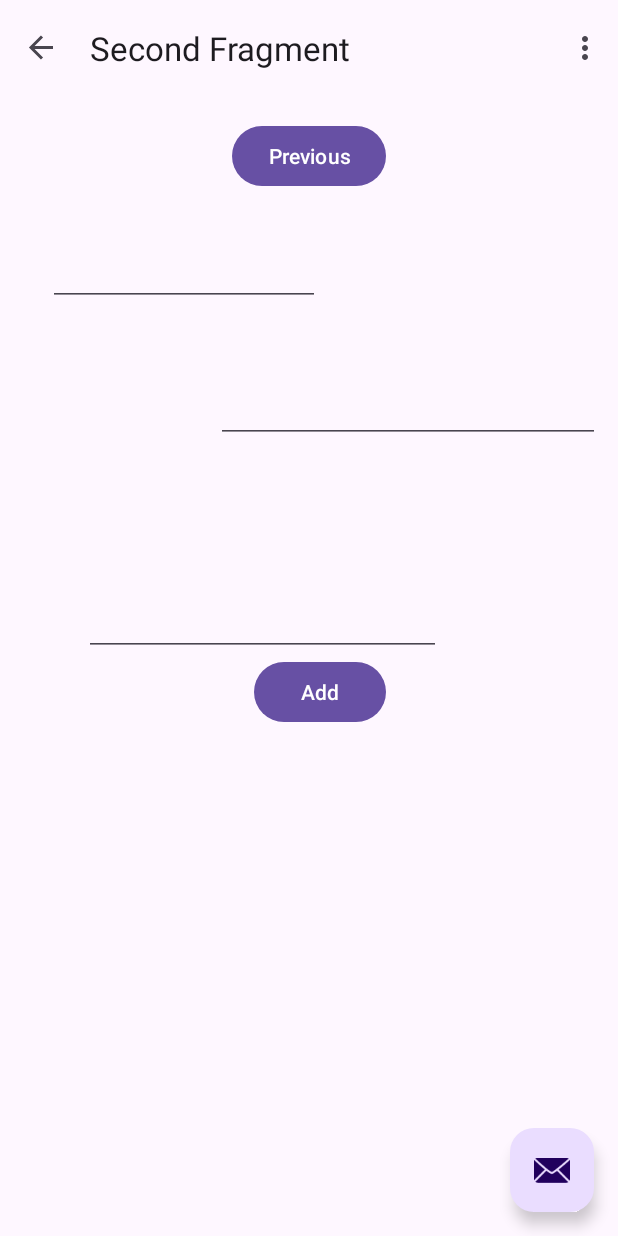
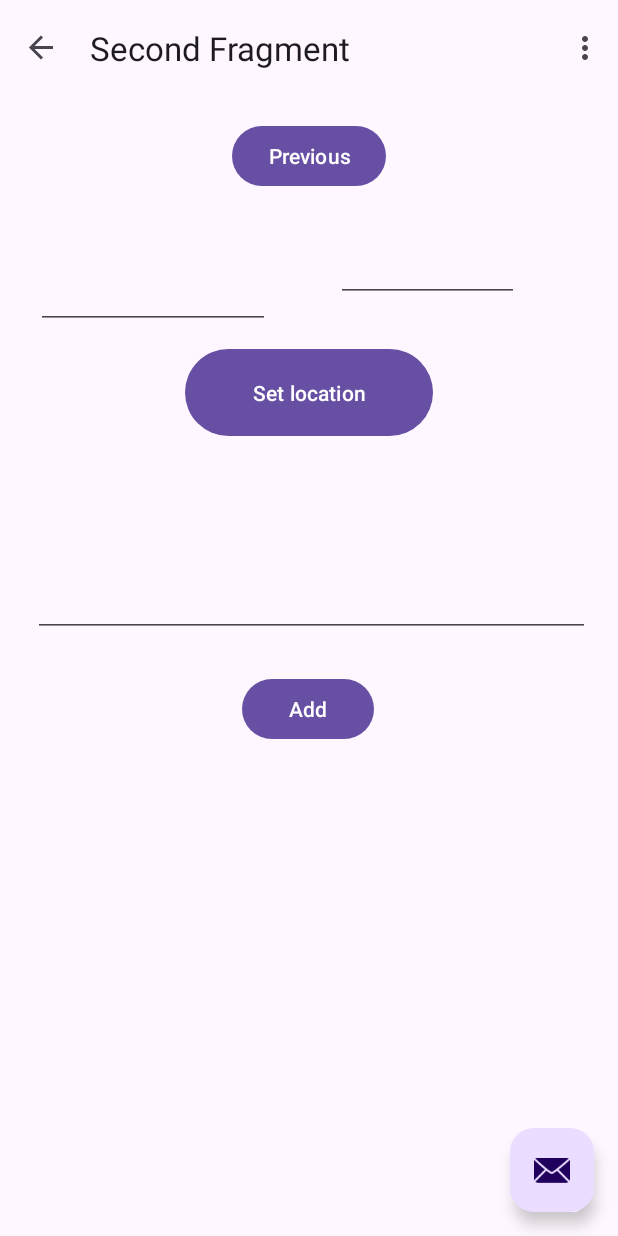
Before and after one commit to MykolaMuts/Kindness, an Android app: the SecondFragment screen opened through its navigation route, after a tap on "Add", on a phone screen of 412 x 824 dp. Run offline under Robolectric (Android 15) with nearby library versions, the phone set to English and light mode, and no system bars; our stand-ins replace Firebase (no records; nobody signed in at launch, a user with empty details on screens opened directly), navigation-ui.

Commit message:
Add Full Google Map

```diff
--- a/app/build.gradle.kts
+++ b/app/build.gradle.kts
@@ -46,5 +46,6 @@ dependencies {
     testImplementation("junit:junit:4.13.2")
     androidTestImplementation("androidx.test.ext:junit:1.1.5")
     androidTestImplementation("androidx.test.espresso:espresso-core:3.5.1")
-    implementation ("com.google.android.gms:play-services-maps:18.0.0")
+    implementation ("com.google.android.gms:play-services-maps:18.1.0")
+    implementation ("com.google.android.gms:play-services-location:21.0.1")
 }
--- a/app/src/main/AndroidManifest.xml
+++ b/app/src/main/AndroidManifest.xml
@@ -7,6 +7,8 @@
     <uses-permission android:name="android.permission.ACCESS_NETWORK_STATE" />
     <uses-permission android:name="android.permission.ACCESS_FINE_LOCATION" />
     <uses-permission android:name="android.permission.ACCESS_COARSE_LOCATION" />
+    <uses-permission android:name="com.google.android.providers.gsf.permission.READ_GSERVICES" />
+
 
     <application
         android:allowBackup="true"
--- a/app/src/main/java/com/project/SecondFragment.java
+++ b/app/src/main/java/com/project/SecondFragment.java
@@ -36,15 +36,12 @@ public class SecondFragment extends Fragment {
     public void onViewCreated(@NonNull View view, Bundle savedInstanceState) {
         super.onViewCreated(view, savedInstanceState);
 
-        eventTitleEditText = view.findViewById(R.id.pt_eventTitle);
-        eventDescriptionEditText = view.findViewById(R.id.pt_eventDescription);
-        eventTimeEditText = view.findViewById(R.id.pl_eventTime);
+        initializeViews(view);
 
         binding.buttonSecond.setOnClickListener(new View.OnClickListener() {
             @Override
             public void onClick(View view) {
-                NavHostFragment.findNavController(SecondFragment.this)
-                        .navigate(R.id.action_SecondFragment_to_FirstFragment);
+                navigateToFirstFragment();
             }
         });
 
@@ -52,6 +49,37 @@ public class SecondFragment extends Fragment {
         addButton.setOnClickListener(new View.OnClickListener() {
             @Override
             public void onClick(View view) {
+                addEventToFirebase();
+            }
+        });
+
+        // Add an OnClickListener to open the set_location.xml when the "Button" is clicked
+        Button locationButton = view.findViewById(R.id.button);
+        locationButton.setOnClickListener(new View.OnClickListener() {
+            @Override
+            public void onClick(View view) {
+                navigateToSetLocationFragment();
+            }
+
+            private void navigateToSetLocationFragment() {
+                NavHostFragment.findNavController(SecondFragment.this)
+                        .navigate(R.id.action_SecondFragment_to_setLocationFragment);
+            }
+        });
+    }
+
+    private void initializeViews(View view) {
+        eventTitleEditText = view.findViewById(R.id.pt_eventTitle);
+        eventDescriptionEditText = view.findViewById(R.id.pt_eventDescription);
+        eventTimeEditText = view.findViewById(R.id.pl_eventTime);
+    }
+
+    private void navigateToFirstFragment() {
+        NavHostFragment.findNavController(SecondFragment.this)
+                .navigate(R.id.action_SecondFragment_to_FirstFragment);
+    }
+
+    private void addEventToFirebase() {
         // Get the event details from the EditText fields
         String eventTitle = eventTitleEditText.getText().toString();
         String eventDescription = eventDescriptionEditText.getText().toString();
@@ -59,7 +87,7 @@ public class SecondFragment extends Fragment {
 
         // Check if any of the fields are empty
         if (eventTitle.isEmpty() || eventDescription.isEmpty() || eventTime.isEmpty()) {
-                    Toast.makeText(requireContext(), "Please fill in all fields", Toast.LENGTH_SHORT).show();
+            showToast("Please fill in all fields");
             return;
         }
 
@@ -76,13 +104,19 @@ public class SecondFragment extends Fragment {
         eventsRef.child(eventId).setValue(newEvent);
 
         // Clear the input fields
+        clearInputFields();
+
+        showToast("Event added to Firebase");
+    }
+
+    private void showToast(String message) {
+        Toast.makeText(requireContext(), message, Toast.LENGTH_SHORT).show();
+    }
+
+    private void clearInputFields() {
         eventTitleEditText.setText("");
         eventDescriptionEditText.setText("");
         eventTimeEditText.setText("");
-
-                Toast.makeText(requireContext(), "Event added to Firebase", Toast.LENGTH_SHORT).show();
-            }
-        });
     }
 
     @Override
--- a/app/src/main/res/layout/fragment_second.xml
+++ b/app/src/main/res/layout/fragment_second.xml
@@ -22,49 +22,70 @@
 
         <EditText
             android:id="@+id/pt_eventTitle"
-            android:layout_width="181dp"
-            android:layout_height="76dp"
-            android:layout_marginStart="16dp"
+            android:layout_width="156dp"
+            android:layout_height="71dp"
+            android:layout_marginStart="8dp"
+            android:layout_marginTop="20dp"
             android:ems="10"
             android:inputType="text"
             android:text="Name"
-            app:layout_constraintBottom_toTopOf="@+id/pt_eventDescription"
             app:layout_constraintStart_toStartOf="parent"
-            app:layout_constraintTop_toBottomOf="@+id/button_second"
-            app:layout_constraintVertical_bias="0.0" />
+            app:layout_constraintTop_toBottomOf="@+id/button_second" />
 
         <EditText
             android:id="@+id/pt_eventDescription"
-            android:layout_width="264dp"
-            android:layout_height="91dp"
-            android:layout_marginStart="128dp"
-            android:layout_marginBottom="4dp"
+            android:layout_width="371dp"
+            android:layout_height="121dp"
+            android:layout_marginStart="8dp"
+            android:layout_marginTop="84dp"
+            android:layout_marginEnd="8dp"
             android:ems="10"
             android:inputType="text"
-            android:text="Name"
-            app:layout_constraintBottom_toTopOf="@+id/pl_eventTime"
+            android:text="@string/description"
+            app:layout_constraintEnd_toEndOf="parent"
+            app:layout_constraintHorizontal_bias="0.333"
             app:layout_constraintStart_toStartOf="parent"
             app:layout_constraintTop_toBottomOf="@+id/pt_eventTitle" />
 
         <EditText
             android:id="@+id/pl_eventTime"
-            android:layout_width="238dp"
-            android:layout_height="110dp"
-            android:layout_marginStart="40dp"
-            android:layout_marginTop="32dp"
+            android:layout_width="122dp"
+            android:layout_height="73dp"
+            android:layout_marginStart="44dp"
+            android:layout_marginEnd="16dp"
+            android:layout_marginBottom="28dp"
             android:ems="10"
             android:inputType="text"
-            android:text="Name"
-            app:layout_constraintStart_toStartOf="parent"
-            app:layout_constraintTop_toBottomOf="@+id/pt_eventDescription" />
+            android:text="@string/add"
+            app:layout_constraintBottom_toTopOf="@+id/button"
+            app:layout_constraintEnd_toEndOf="parent"
+            app:layout_constraintHorizontal_bias="0.0"
+            app:layout_constraintStart_toEndOf="@+id/pt_eventTitle"
+            app:layout_constraintTop_toBottomOf="@+id/button_second"
+            app:layout_constraintVertical_bias="0.0" />
 
         <Button
             android:id="@+id/addButton"
             android:layout_width="wrap_content"
             android:layout_height="wrap_content"
+            android:layout_marginTop="24dp"
             android:text="@string/add"
             app:layout_constraintEnd_toEndOf="@+id/button_second"
-            app:layout_constraintTop_toBottomOf="@+id/pl_eventTime" />
+            app:layout_constraintHorizontal_bias="0.437"
+            app:layout_constraintStart_toStartOf="@+id/button_second"
+            app:layout_constraintTop_toBottomOf="@+id/pt_eventDescription" />
+
+        <Button
+            android:id="@+id/button"
+            android:layout_width="165dp"
+            android:layout_height="66dp"
+            android:layout_marginTop="8dp"
+            android:layout_marginBottom="8dp"
+            android:text="@string/set_location"
+            app:layout_constraintBottom_toTopOf="@+id/pt_eventDescription"
+            app:layout_constraintEnd_toEndOf="parent"
+            app:layout_constraintStart_toStartOf="parent"
+            app:layout_constraintTop_toBottomOf="@+id/pt_eventTitle" />
 
     </androidx.constraintlayout.widget.ConstraintLayout>
 </androidx.core.widget.NestedScrollView>
--- a/app/src/main/res/navigation/nav_graph.xml
+++ b/app/src/main/res/navigation/nav_graph.xml
@@ -24,5 +24,15 @@
         <action
             android:id="@+id/action_SecondFragment_to_FirstFragment"
             app:destination="@id/FirstFragment" />
+
+        <action
+            android:id="@+id/action_SecondFragment_to_setLocationFragment"
+            app:destination="@id/setLocationFragment" />
     </fragment>
+
+    <fragment
+        android:id="@+id/setLocationFragment"
+        android:name="com.project.SetLocationFragment"
+        android:label="Set Location"
+        tools:layout="@layout/set_location" />
 </navigation>
--- a/app/src/main/res/values/strings.xml
+++ b/app/src/main/res/values/strings.xml
@@ -12,6 +12,8 @@
     <string name="previous">Previous</string>
     <string name="add">Add</string>
     <string name="description">Description</string>
+    <string name="set_location">Set location</string>
+    <string name="save_location">Save location</string>
 
 
 
```
Also changed, not shown: app/src/main/java/com/project/SetLocationFragment.java (added, +98 -0 lines), app/src/main/java/com/project/logic/Event.java (+18 -0 lines), app/src/main/res/layout/set_location.xml (added, +30 -0 lines). Lines whose indentation alone changed are shown as unchanged.
